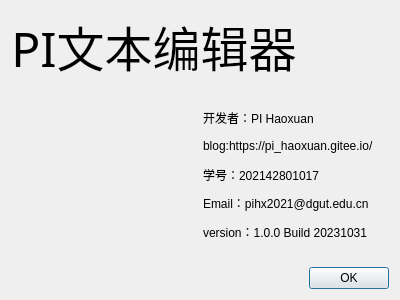
Above: lab2/aboutdialog.ui from musuwer/QtCourse before the change. Below: the same form after it.
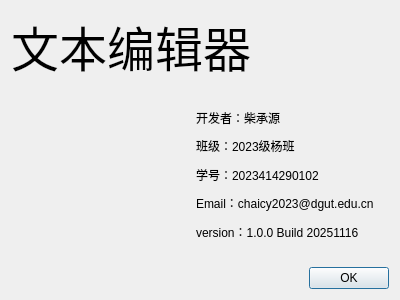
That is the form after the change. Icons and pictures are not drawn.

```diff
--- a/lab2/aboutdialog.ui
+++ b/lab2/aboutdialog.ui
@@ -41,7 +41,7 @@
       </font>
      </property>
      <property name="text">
-      <string>PI文本编辑器</string>
+      <string>文本编辑器</string>
      </property>
      <property name="alignment">
       <set>Qt::AlignCenter</set>
@@ -95,35 +95,35 @@
        <item>
         <widget class="QLabel" name="name_label">
          <property name="text">
-          <string>开发者：PI Haoxuan</string>
+          <string>开发者：柴承源</string>
          </property>
         </widget>
        </item>
        <item>
         <widget class="QLabel" name="blog_label">
          <property name="text">
-          <string>blog:https://pi_haoxuan.gitee.io/</string>
+          <string>班级：2023级杨班</string>
          </property>
         </widget>
        </item>
        <item>
         <widget class="QLabel" name="studentNumber_label">
          <property name="text">
-          <string>学号：202142801017</string>
+          <string>学号：2023414290102</string>
          </property>
         </widget>
        </item>
        <item>
         <widget class="QLabel" name="email_label">
          <property name="text">
-          <string>Email：pihx2021@dgut.edu.cn</string>
+          <string>Email：chaicy2023@dgut.edu.cn</string>
          </property>
         </widget>
        </item>
        <item>
         <widget class="QLabel" name="version_label">
          <property name="text">
-          <string>version：1.0.0 Build 20231031</string>
+          <string>version：1.0.0 Build 20251116</string>
          </property>
         </widget>
        </item>
```
Left out of the diff: 6 changed lines with no effect on the pictures.
